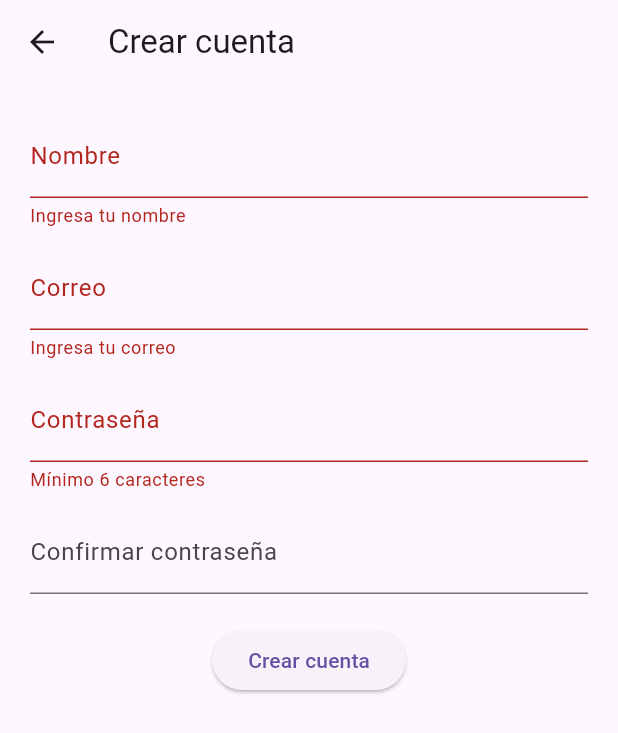
After one commit to yahirmnk/menu_app, a Flutter app: the RegisterScreen screen opened directly, after a tap on "Crear cuenta", on a phone screen of 412 x 824 dp. The commit adds this screen. Shown: the top 733 px of the screen. Run offline on Flutter 3.47's test engine with Material 3 defaults, Android fonts, the light colour scheme and no system bars.

Commit message:
new file register

```diff
--- a/lib/screens/login_screen.dart
+++ b/lib/screens/login_screen.dart
@@ -1,6 +1,9 @@
 import 'package:flutter/material.dart';
+import 'package:menu_fit/screens/register_screnn.dart';
 import '../services/mongo_service.dart';
 import 'home_screen.dart';
+
+
 
 class LoginScreen extends StatefulWidget {
   const LoginScreen({super.key});
@@ -65,6 +68,22 @@ class _LoginScreenState extends State<LoginScreen> {
                   ? const CircularProgressIndicator(color: Colors.white)
                   : const Text("Ingresar"),
             ),
+            const SizedBox(height: 12),
+            Row(
+              mainAxisAlignment: MainAxisAlignment.center,
+              children: [
+                const Text("¿No tienes cuenta? "),
+                TextButton(
+                  onPressed: () {
+                    Navigator.push(
+                      context,
+                      MaterialPageRoute(builder: (_) => const RegisterScreen()),
+                    );
+                  },
+                  child: const Text("Crear cuenta"),
+                ),
+              ],
+            ),
           ],
         ),
       ),
--- /dev/null
+++ b/lib/screens/register_screnn.dart
@@ -0,0 +1,146 @@
+import 'package:flutter/material.dart';
+import '../services/mongo_service.dart';
+import '../models/user.dart';
+import 'home_screen.dart';
+
+class RegisterScreen extends StatefulWidget {
+  const RegisterScreen({super.key});
+
+  @override
+  State<RegisterScreen> createState() => _RegisterScreenState();
+}
+
+class _RegisterScreenState extends State<RegisterScreen> {
+  final _nombreCtrl = TextEditingController();
+  final _correoCtrl = TextEditingController();
+  final _passCtrl = TextEditingController();
+  final _pass2Ctrl = TextEditingController();
+
+  final _formKey = GlobalKey<FormState>();
+  final _api = MongoService();
+
+  bool _loading = false;
+  String? _error;
+
+  Future<void> _registrar() async {
+    setState(() {
+      _error = null;
+    });
+
+    final valid = _formKey.currentState?.validate() ?? false;
+    if (!valid) return;
+
+    final nombre = _nombreCtrl.text.trim();
+    final correo = _correoCtrl.text.trim().toLowerCase(); // normalizamos
+    final pass = _passCtrl.text;
+
+    setState(() => _loading = true);
+    final user = await _api.register(nombre, correo, pass);
+    setState(() => _loading = false);
+
+    if (user != null) {
+      // Registro OK → navegar directo al Home con el usuario creado
+      if (!mounted) return;
+      ScaffoldMessenger.of(context).showSnackBar(
+        const SnackBar(content: Text('Registro exitoso')),
+      );
+      Navigator.pushAndRemoveUntil(
+        context,
+        MaterialPageRoute(builder: (_) => HomeScreen(user: user)),
+        (_) => false,
+      );
+    } else {
+      setState(() => _error = "No se pudo registrar. Intenta con otro correo.");
+    }
+  }
+
+  @override
+  void dispose() {
+    _nombreCtrl.dispose();
+    _correoCtrl.dispose();
+    _passCtrl.dispose();
+    _pass2Ctrl.dispose();
+    super.dispose();
+  }
+
+  @override
+  Widget build(BuildContext context) {
+    return Scaffold(
+      appBar: AppBar(title: const Text("Crear cuenta")),
+      body: SingleChildScrollView(
+        padding: const EdgeInsets.all(20),
+        child: Form(
+          key: _formKey,
+          child: Column(
+            children: [
+              // Nombre
+              TextFormField(
+                controller: _nombreCtrl,
+                decoration: const InputDecoration(labelText: "Nombre"),
+                validator: (v) {
+                  if (v == null || v.trim().isEmpty) return "Ingresa tu nombre";
+                  if (v.trim().length < 2) return "Nombre muy corto";
+                  return null;
+                },
+              ),
+              const SizedBox(height: 12),
+
+              // Correo
+              TextFormField(
+                controller: _correoCtrl,
+                keyboardType: TextInputType.emailAddress,
+                decoration: const InputDecoration(labelText: "Correo"),
+                validator: (v) {
+                  final value = (v ?? "").trim();
+                  if (value.isEmpty) return "Ingresa tu correo";
+                  final emailOk = RegExp(r"^[\w.+-]+@[\w-]+\.[\w.-]+$").hasMatch(value);
+                  if (!emailOk) return "Correo no válido";
+                  return null;
+                },
+              ),
+              const SizedBox(height: 12),
+
+              // Contraseña
+              TextFormField(
+                controller: _passCtrl,
+                obscureText: true,
+                decoration: const InputDecoration(labelText: "Contraseña"),
+                validator: (v) {
+                  if ((v ?? "").length < 6) return "Mínimo 6 caracteres";
+                  return null;
+                },
+              ),
+              const SizedBox(height: 12),
+
+              // Confirmación
+              TextFormField(
+                controller: _pass2Ctrl,
+                obscureText: true,
+                decoration: const InputDecoration(labelText: "Confirmar contraseña"),
+                validator: (v) {
+                  if (v != _passCtrl.text) return "Las contraseñas no coinciden";
+                  return null;
+                },
+              ),
+              const SizedBox(height: 20),
+
+              if (_error != null)
+                Padding(
+                  padding: const EdgeInsets.only(bottom: 12),
+                  child: Text(_error!, style: const TextStyle(color: Colors.red)),
+                ),
+
+              ElevatedButton(
+                onPressed: _loading ? null : _registrar,
+                child: _loading
+                    ? const SizedBox(
+                        width: 22, height: 22, child: CircularProgressIndicator(strokeWidth: 2, color: Colors.white))
+                    : const Text("Crear cuenta"),
+              ),
+            ],
+          ),
+        ),
+      ),
+    );
+  }
+}
```
